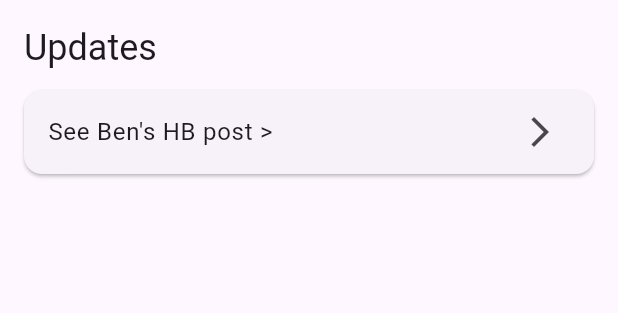
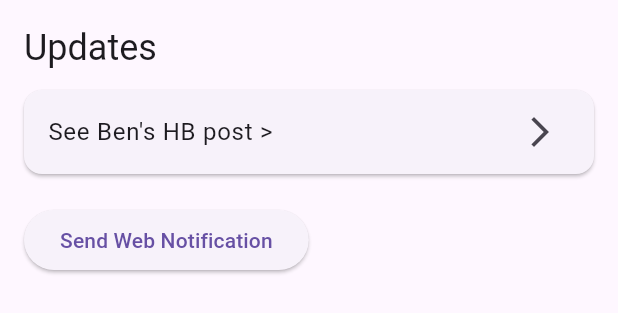
Before and after one commit to saoriyo99/birthday_app, a Flutter app: the NotificationsTabContent widget shown alone on an empty page, opened directly, on a phone screen of 412 x 824 dp. Shown: the top 313 px of the screen. Run offline on Flutter 3.47's test engine with Material 3 defaults, Android fonts, the phone set to English and light mode, and no system bars; our stand-ins replace image_picker, qr_flutter, share_plus, supabase_flutter; missing offline and left inert: dart:html; accounts and stored records are empty; network calls fail.

Commit message:
feat: Add web notification support
Implement browser-native notifications in the Notifications tab.
This change integrates `dart:html` to allow the application to send
notifications when running in a web browser. A new button is added
to trigger a test notification, including permission handling and
support checks.

```diff
--- a/lib/screens/home_screen.dart
+++ b/lib/screens/home_screen.dart
@@ -13,6 +13,7 @@ import 'package:birthday_app/widgets/home_groups_section.dart';
 import 'package:birthday_app/services/group_service.dart';
 import 'package:birthday_app/widgets/home_friends_section.dart';
 import 'package:birthday_app/services/friend_service.dart';
+import 'dart:html' as html; // Import dart:html for web-specific functionality
 
 class HomeScreen extends StatefulWidget {
   const HomeScreen({super.key});
@@ -221,6 +222,20 @@ class _HomeTabContentState extends State<HomeTabContent> {
 class NotificationsTabContent extends StatelessWidget {
   const NotificationsTabContent({super.key});
 
+  void _sendNotification() {
+    if (html.Notification.supported) {
+      html.Notification.requestPermission().then((permission) {
+        if (permission == 'granted') {
+          html.Notification('Hello World', body: 'This is a web notification from Flutter!');
+        } else {
+          print('Notification permission denied.');
+        }
+      });
+    } else {
+      print('Notifications not supported on this browser.');
+    }
+  }
+
   @override
   Widget build(BuildContext context) {
     return SingleChildScrollView(
@@ -251,6 +266,11 @@ class NotificationsTabContent extends StatelessWidget {
                 },
               ),
             ),
+            const SizedBox(height: 16), // Add some spacing
+            ElevatedButton(
+              onPressed: _sendNotification,
+              child: const Text('Send Web Notification'),
+            ),
             // Add more notification items here
           ],
         ),
```
